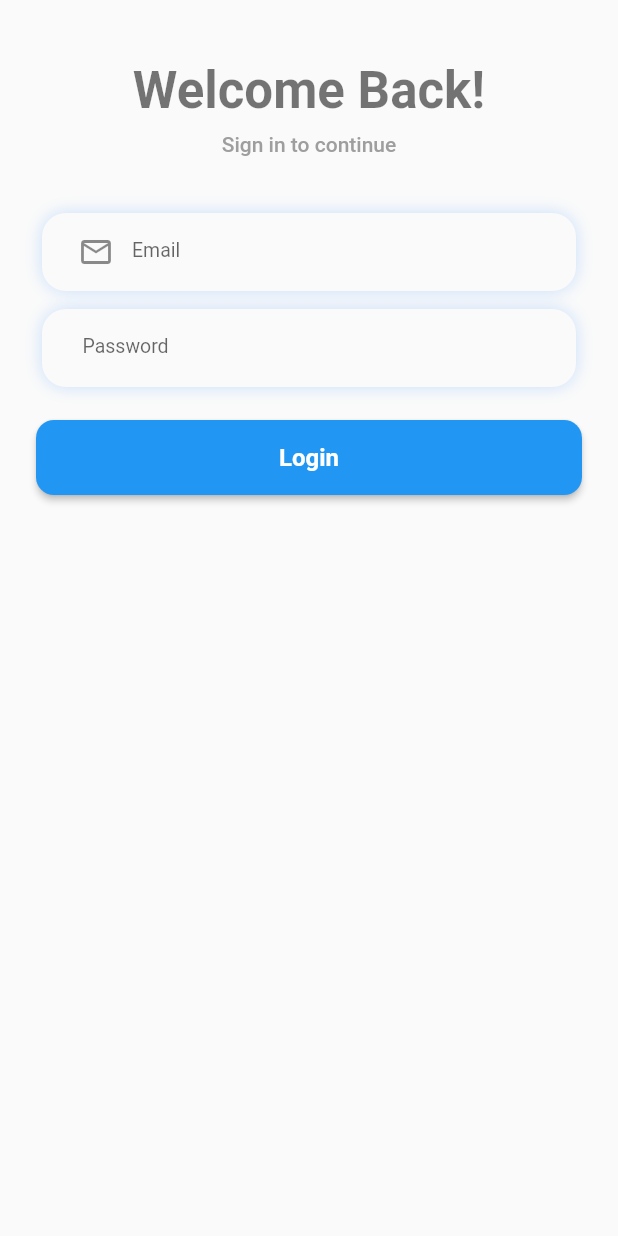
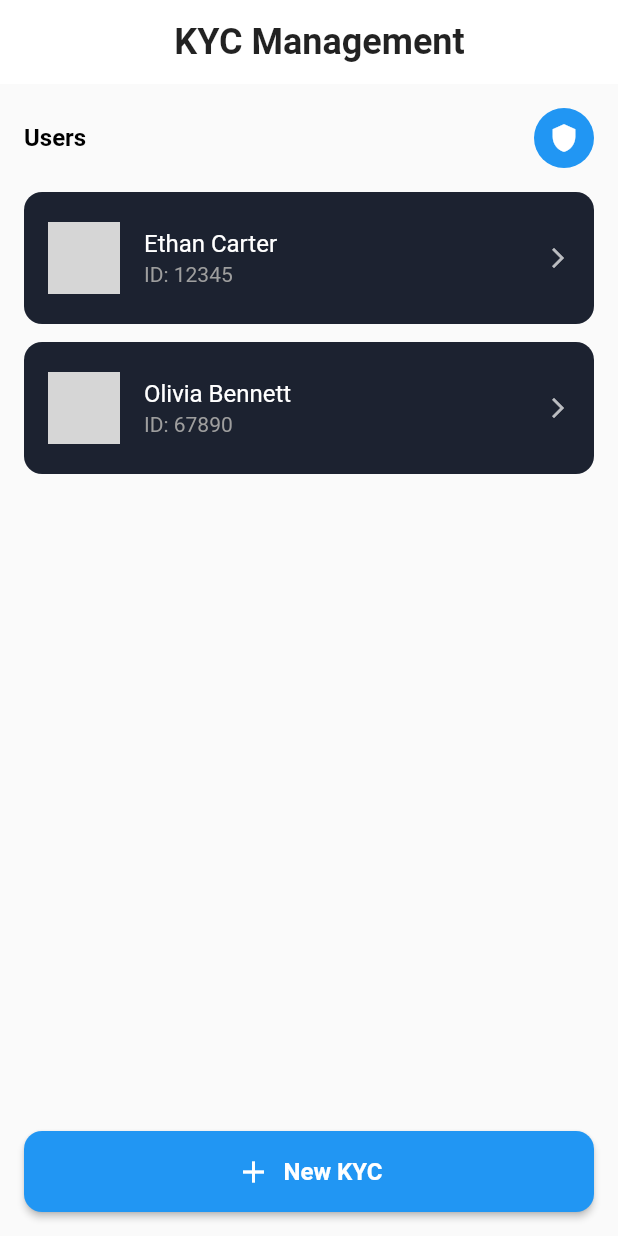
Before and after one commit to dgbjkrist/kyc-push-test, a Flutter app: the screen it shows after launch, on a phone screen of 412 x 824 dp. Run offline on Flutter 3.47's test engine with Material 3 defaults, Android fonts, the phone set to English and light mode, and no system bars; our stand-ins replace bloc, connectivity_plus, dio, flutter_bloc, get_it, go_router and 2 more; missing offline and left inert: google_mlkit_text_recognition; network calls fail; grey boxes are pictures that could not be loaded.

Commit message:
Implement the mains screens: Login, Identification, kyc management

```diff
--- a/lib/core/navigation/app_router.dart
+++ b/lib/core/navigation/app_router.dart
@@ -2,6 +2,10 @@ import 'package:flutter/material.dart';
 import 'package:flutter_bloc/flutter_bloc.dart';
 import 'package:go_router/go_router.dart';
 
+import '../../id_extract_screen.dart';
+import '../../presentation/screens/identification_screen.dart';
+import '../../presentation/screens/kyc_detail_screen.dart';
+import '../../presentation/screens/kyc_management_screen.dart';
 import '../../presentation/screens/login_screen.dart';
 
 final GoRouter router = GoRouter(
@@ -9,8 +13,21 @@ final GoRouter router = GoRouter(
   routes: <RouteBase>[
     GoRoute(path: '/',
       builder: (context, state) {
-        return const LoginScreen();
-      }
+        return const KycManagementScreen();
+      },
+    ),
+    GoRoute(
+      path: '/kyc-management',
+      builder: (context, state) {
+        return const KycManagementScreen();
+      },
+      routes: [
+        GoRoute(path: 'add',
+          builder: (BuildContext context, GoRouterState state) {
+            return const IdentificationScreen();
+          }
+        ),
+      ]
     ),
     GoRoute(
       path: '/login',
--- /dev/null
+++ b/lib/domain/entities/kyc_user.dart
@@ -0,0 +1,19 @@
+class KycUser {
+  final String id;
+  final String fullName;
+  final String faceUrl;
+  final String cardRectoUrl;
+  final String cardVersoUrl;
+  final String dob;
+  final String country;
+
+  const KycUser({
+    required this.id,
+    required this.fullName,
+    required this.faceUrl,
+    required this.cardRectoUrl,
+    required this.cardVersoUrl,
+    required this.dob,
+    required this.country,
+  });
+}
--- /dev/null
+++ b/lib/presentation/cubits/forms/identification_form_state.dart
@@ -0,0 +1,6 @@
+part of 'identification_form_cubit.dart';
+
+@immutable
+sealed class IdentificationFormState {}
+
+final class IdentificationFormInitial extends IdentificationFormState {}
--- /dev/null
+++ b/lib/presentation/screens/kyc_management_screen.dart
@@ -0,0 +1,94 @@
+import 'package:flutter/material.dart';
+import 'package:go_router/go_router.dart';
+import '../../domain/entities/kyc_user.dart';
+import '../widgets/custom_button.dart';
+import '../widgets/tab_app_bar.dart';
+import '../widgets/user_item.dart';
+import 'kyc_detail_screen.dart';
+
+class KycManagementScreen extends StatelessWidget {
+  const KycManagementScreen({super.key});
+
+  @override
+  Widget build(BuildContext context) {
+    final users = [
+      const KycUser(
+        id: "12345",
+        fullName: "Ethan Carter",
+        faceUrl: "https://i.pravatar.cc/150?img=1",
+        cardRectoUrl: "https://via.placeholder.com/300x200?text=Recto",
+        cardVersoUrl: "https://via.placeholder.com/300x200?text=Verso",
+        dob: "1990-01-01",
+        country: "USA",
+      ),
+      const KycUser(
+        id: "67890",
+        fullName: "Olivia Bennett",
+        faceUrl: "https://i.pravatar.cc/150?img=2",
+        cardRectoUrl: "https://via.placeholder.com/300x200?text=Recto",
+        cardVersoUrl: "https://via.placeholder.com/300x200?text=Verso",
+        dob: "1992-05-14",
+        country: "Canada",
+      ),
+    ];
+
+    return Scaffold(
+      appBar: TabAppBar(
+        context: context,
+        showBackButton: false,
+        titleProp: "KYC Management",
+        centerTitle: true,
+      ),
+      body: SafeArea(
+        child: Padding(
+          padding: const EdgeInsets.all(16),
+          child: Column(
+            crossAxisAlignment: CrossAxisAlignment.start,
+            children: [
+              Row(
+                children: const [
+                  Text("Users", style: TextStyle(color: Colors.black, fontSize: 16, fontWeight: FontWeight.bold)),
+                  Spacer(),
+                  CircleAvatar(
+                    backgroundColor: Colors.blue,
+                    child: Icon(Icons.shield, color: Colors.white, size: 20),
+                  )
+                ],
+              ),
+              const SizedBox(height: 16),
+              Expanded(
+                child: ListView.separated(
+                  itemCount: users.length,
+                  separatorBuilder: (_, __) => const SizedBox(height: 12),
+                  itemBuilder: (context, index) {
+                    final user = users[index];
+                    return UserItem(
+                      user: user,
+                      onTap: () {
+                        Navigator.push(
+                          context,
+                          MaterialPageRoute(
+                            builder: (_) => KycDetailScreen(user: user),
+                          ),
+                        );
+                      },
+                    );
+                  },
+                ),
+              ),
+            ],
+          ),
+        ),
+      ),
+      bottomNavigationBar: Padding(
+        padding: const EdgeInsets.all(16),
+        child: CustomButton(
+          text: 'New KYC',
+          isLoading: false,
+          icon: const Icon(Icons.add, color: Colors.white),
+          onPressed: () => context.go('/kyc-management/add'),
+        ),
+      ),
+    );
+  }
+}
--- a/lib/presentation/widgets/custom_button.dart
+++ b/lib/presentation/widgets/custom_button.dart
@@ -5,18 +5,21 @@ class CustomButton extends StatelessWidget {
   final VoidCallback onPressed;
   final bool isLoading;
   final Color? backgroundColor;
+  final Widget? icon;
 
   const CustomButton({
-    Key? key,
+    super.key,
     required this.text,
     required this.onPressed,
     this.isLoading = false,
     this.backgroundColor,
-  }) : super(key: key);
+    this.icon,
+  });
 
   @override
   Widget build(BuildContext context) {
-    return ElevatedButton(
+    return ElevatedButton.icon(
+      icon: isLoading ? null : icon,
       onPressed: isLoading ? null : onPressed,
       style: ElevatedButton.styleFrom(
         backgroundColor: backgroundColor ?? Theme.of(context).primaryColor,
@@ -26,7 +29,7 @@ class CustomButton extends StatelessWidget {
         ),
         minimumSize: const Size(double.infinity, 50),
       ),
-      child: isLoading
+      label: isLoading
           ? const SizedBox(
               height: 20,
               width: 20,
--- /dev/null
+++ b/lib/presentation/widgets/tab_app_bar.dart
@@ -0,0 +1,38 @@
+import 'package:flutter/material.dart';
+
+AppBar TabAppBar({
+  String? titleProp,
+  bool showBackButton = false,
+List<Widget>? actionsProp,
+Color? backgroundColor,
+Color? backButtonColor,
+Color? titleColor,
+bool centerTitle = false,
+  required BuildContext context,
+FontWeight fontWeight = FontWeight.w500
+}) {
+  return AppBar(
+    title: Padding(
+      padding: EdgeInsets.only(left: showBackButton ? 0 : 14),
+      child: titleProp == null ? null : Text(titleProp,
+          maxLines: 3,
+          style: Theme.of(context).textTheme.headlineSmall?.copyWith(
+        fontWeight: FontWeight.bold,
+      ),),
+    ),
+    backgroundColor: backgroundColor ?? Colors.white,
+    //brightness: Brightness.light,
+    elevation: 0.0,
+    key: Key('app-bar'),
+    actions: actionsProp,
+    leading: showBackButton
+        ? Row(
+      children: [
+        BackButton(
+            color: backButtonColor ?? Colors.black.withOpacity(0.54)),
+      ],
+    )
+        : null,
+    centerTitle: centerTitle,
+  );
+}
--- /dev/null
+++ b/lib/presentation/widgets/user_item.dart
@@ -0,0 +1,27 @@
+import 'package:flutter/material.dart';
+
+import '../../domain/entities/kyc_user.dart';
+
+class UserItem extends StatelessWidget {
+  final KycUser user;
+  final VoidCallback onTap;
+
+  const UserItem({super.key, required this.user, required this.onTap});
+
+  @override
+  Widget build(BuildContext context) {
+    return ListTile(
+      contentPadding: const EdgeInsets.symmetric(horizontal: 16, vertical: 8),
+      leading: CircleAvatar(
+        radius: 24,
+        backgroundImage: NetworkImage(user.faceUrl),
+      ),
+      title: Text(user.fullName, style: const TextStyle(color: Colors.white)),
+      subtitle: Text("ID: ${user.id}", style: const TextStyle(color: Colors.grey)),
+      trailing: const Icon(Icons.arrow_forward_ios, color: Colors.white70, size: 16),
+      onTap: onTap,
+      tileColor: const Color(0xFF1C2230),
+      shape: RoundedRectangleBorder(borderRadius: BorderRadius.circular(12)),
+    );
+  }
+}
--- a/pubspec.yaml
+++ b/pubspec.yaml
@@ -44,6 +44,8 @@ dependencies:
   shared_preferences: ^2.5.3
   flutter_secure_storage: ^9.2.4
   connectivity_plus: ^7.0.0
+  image_picker: ^1.2.0
+  google_mlkit_text_recognition: ^0.15.0
 
 dev_dependencies:
   flutter_test:
```
Also changed, not shown: lib/extraction.dart (added, +166 -0 lines), lib/id_extract_screen.dart (added, +87 -0 lines), lib/presentation/cubits/forms/identification_form_cubit.dart (added, +8 -0 lines), lib/presentation/screens/identification_screen.dart (added, +73 -0 lines), lib/presentation/screens/kyc_detail_screen.dart (added, +70 -0 lines), lib/presentation/widgets/picture_card.dart (added, +50 -0 lines), lib/presentation/theme/app_colors.dart (added), pubspec.lock, 1 other file.
